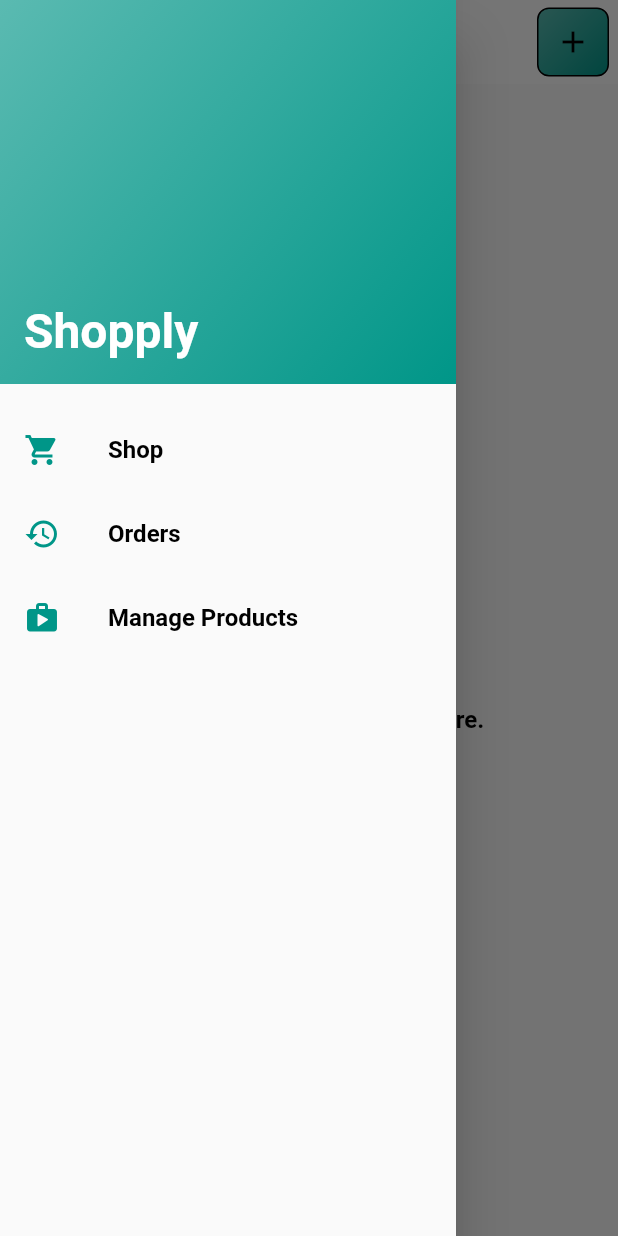
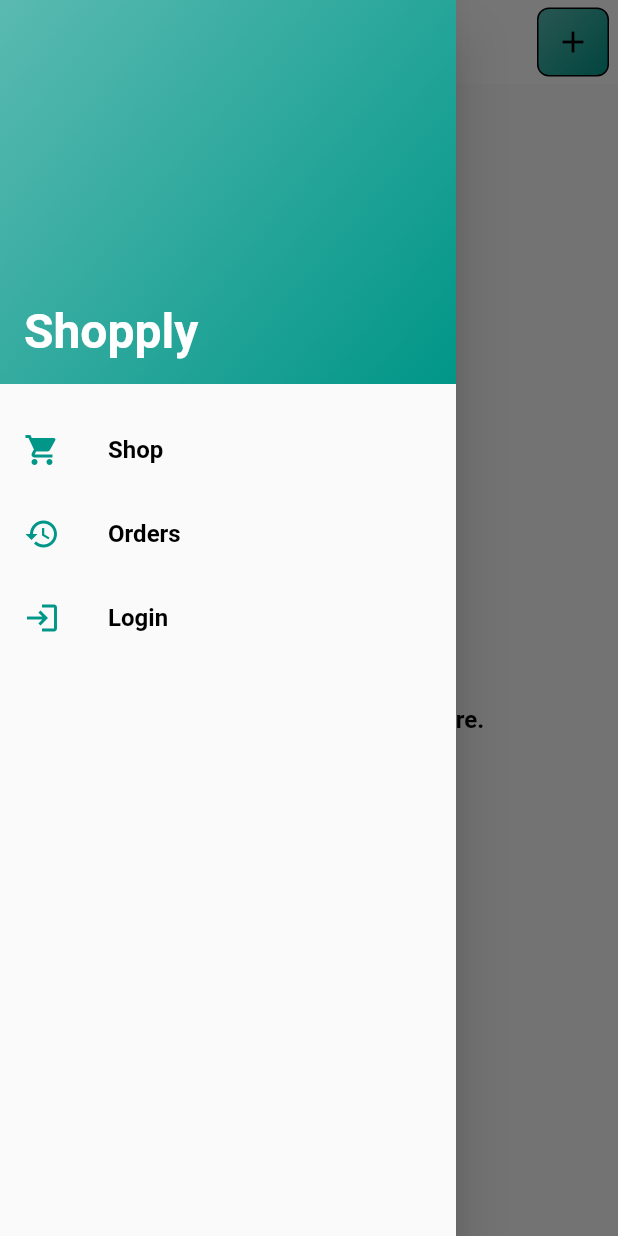
Before and after one commit to edargham/shopply, a Flutter app: the ManageProductsScreen screen opened by its route, with the side drawer open, on a phone screen of 412 x 824 dp. Run offline on Flutter 3.47's test engine with Material 2 defaults, Android fonts, the phone set to English and light mode, and no system bars; network calls fail.

Commit message:
Elias Dargham 17/04/2023 - Main Drawer Auth Guards.

```diff
--- a/app/lib/screens/tab_navigation_screen/widgets/main_drawer.dart
+++ b/app/lib/screens/tab_navigation_screen/widgets/main_drawer.dart
@@ -1,5 +1,9 @@
 import 'package:flutter/material.dart';
+import 'package:provider/provider.dart';
 
+import '../../../providers/authentication.dart';
+
+import '../../auth_screen/auth_screen.dart';
 import '../../order_history_screen/order_history_screen.dart';
 
 class MainDrawer extends StatelessWidget {
@@ -30,6 +34,8 @@ class MainDrawer extends StatelessWidget {
 
   @override
   Widget build(BuildContext context) {
+    final String? token = Provider.of<Authentication>(context).token;
+
     return Drawer(
       child: Column(
         children: <Widget>[
@@ -80,14 +86,21 @@ class MainDrawer extends StatelessWidget {
                   .pushReplacementNamed(OrderHistoryScreen.routeName);
             },
           ),
-          _buildListTile(
-            context: context,
-            icon: Icons.shop_rounded,
-            caption: 'Manage Products',
-            tileTapped: () {
-              Navigator.of(context).pushReplacementNamed('/manage');
-            },
-          ),
+          (token != null)
+              ? _buildListTile(
+                  context: context,
+                  icon: Icons.person_2,
+                  caption: 'User Settings',
+                  tileTapped: () {},
+                )
+              : _buildListTile(
+                  context: context,
+                  icon: Icons.login,
+                  caption: 'Login',
+                  tileTapped: () {
+                    Navigator.of(context).pushNamed(AuthScreen.routeName);
+                  },
+                ),
         ],
       ),
     );
```
